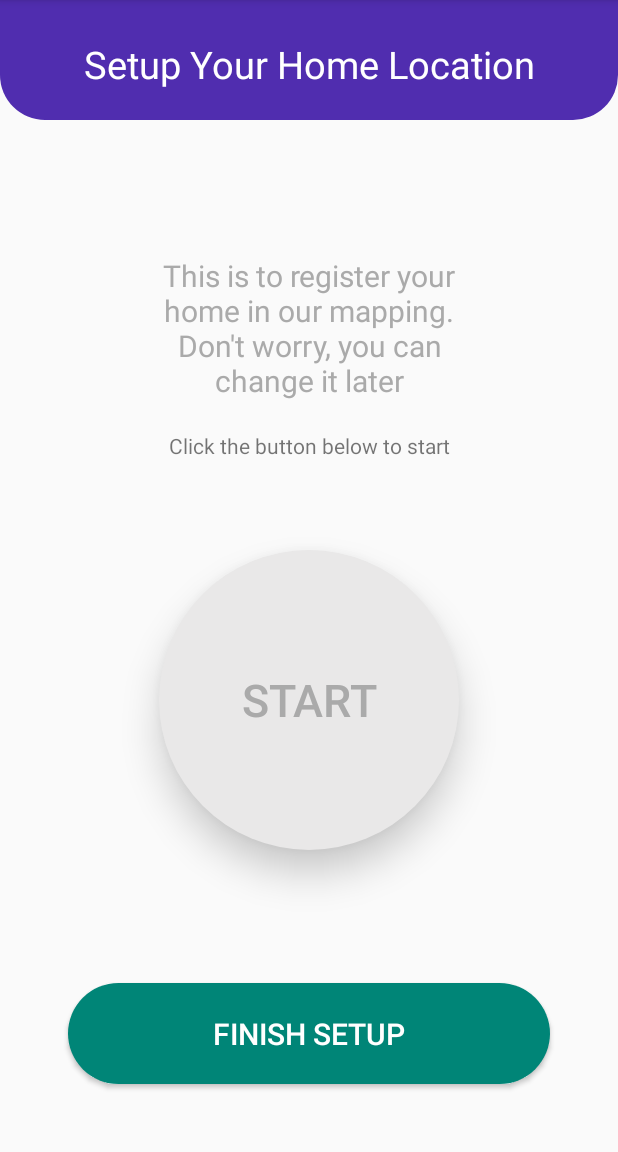
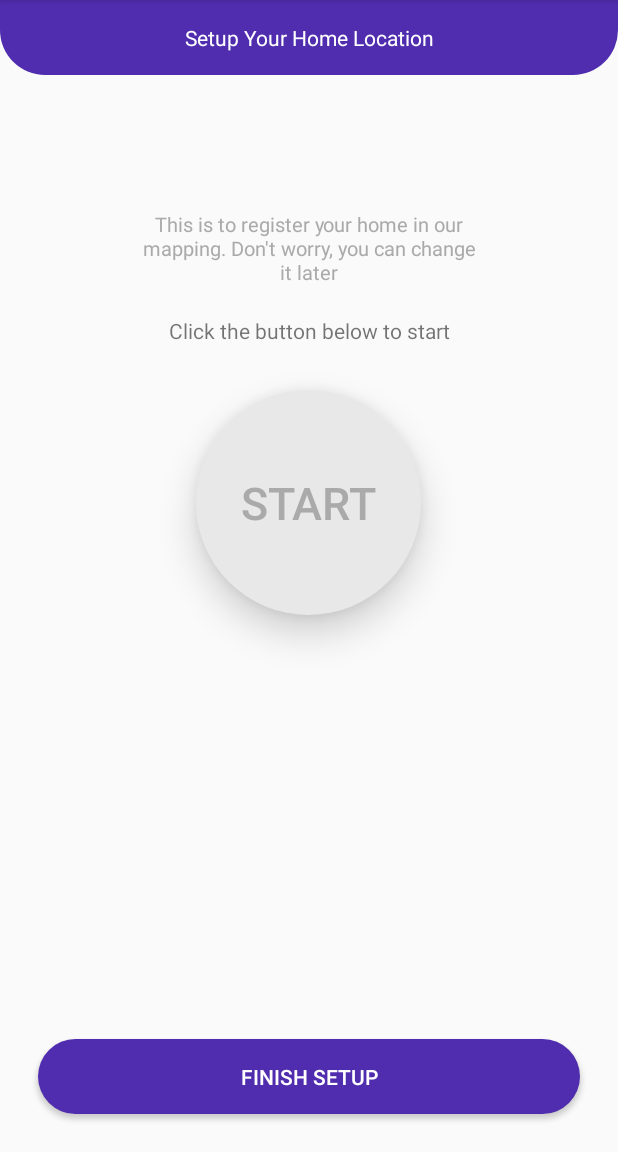
Before and after one commit to frimpongopoku/gallamsey-android-public, an Android app: the Location screen opened directly, with no data from a screen before it, on a phone screen of 412 x 824 dp, the part 84-1236 px from its top. Run offline under Robolectric (Android 15) with nearby library versions, the phone set to English and light mode, and no system bars.

```diff
--- a/app/src/main/java/com/pongo/zembe/Home.java
+++ b/app/src/main/java/com/pongo/zembe/Home.java
@@ -77,8 +77,8 @@ public class Home extends AppCompatActivity {
   };
 
   private void fillInTheBlankSpaces(){
-    desc.add("I am the first");
-    desc.add("I am the second");
+    desc.add("I am the first,I am the first,I am the first,I am the first,I am the first,I am the first");
+    desc.add("I am the second, I am the first, I am the first, I am the first,I am the first ,I am the first");
     desc.add("I am the third");
     profits.add("40");
     profits.add("20");
--- a/app/src/main/res/drawable/login_curtain.xml
+++ b/app/src/main/res/drawable/login_curtain.xml
@@ -3,8 +3,8 @@
 
     <solid android:color="#502DAF"/>
     <corners
-        android:bottomLeftRadius="100dp"
-        android:bottomRightRadius="100dp"
+        android:bottomLeftRadius="30dp"
+        android:bottomRightRadius="30dp"
         />
 
 </shape>
--- a/app/src/main/res/drawable/stroke_textbox.xml
+++ b/app/src/main/res/drawable/stroke_textbox.xml
@@ -3,4 +3,5 @@
 
 
     <stroke android:color="#BCE0FD" android:width="2dp" />
+    <corners android:radius="5dp" />
 </shape>
--- a/app/src/main/res/layout/activity_location.xml
+++ b/app/src/main/res/layout/activity_location.xml
@@ -9,37 +9,38 @@
   <View
     android:id="@+id/titlebar"
     android:layout_width="match_parent"
-      android:layout_height="80dp"
+    android:layout_height="50dp"
     android:background="@drawable/register_title_bar"></View>
 
   <TextView
     android:layout_width="match_parent"
     android:layout_height="wrap_content"
-      android:layout_marginTop="15dp"
+    android:layout_marginTop="5dp"
     android:padding="10dp"
     android:text="Setup Your Home Location"
     android:textAlignment="center"
     android:textColor="@android:color/white"
-      android:textSize="25sp" />
+    android:textSize="14sp" />
 
   <LinearLayout
-    android:paddingTop="70dp"
-      android:orientation="vertical"
     android:layout_width="match_parent"
     android:layout_height="match_parent"
-      android:layout_below="@+id/titlebar">
+    android:layout_below="@+id/titlebar"
+    android:orientation="vertical"
+    android:paddingTop="70dp">
+
     <TextView
-      android:textColor="@android:color/darker_gray"
+      android:layout_width="wrap_content"
 
+      android:layout_height="wrap_content"
+      android:layout_gravity="center_horizontal"
       android:layout_margin="20dp"
-      android:textSize="20sp"
-      android:textAlignment="center"
       android:paddingLeft="70dp"
       android:paddingRight="70dp"
       android:text="This is to register your home in our mapping. Don't worry, you can change it later"
-      android:layout_gravity="center_horizontal"
-      android:layout_width="wrap_content"
-      android:layout_height="wrap_content" />
+      android:textAlignment="center"
+      android:textColor="@android:color/darker_gray"
+      android:textSize="13sp" />
 
     <TextView
       android:layout_width="wrap_content"
@@ -52,32 +53,32 @@
       android:textSize="14sp" />
 
     <Button
-        android:stateListAnimator="@null"
-        android:layout_marginTop="60dp"
-        android:layout_gravity="center_horizontal"
-        android:elevation="15dp"
-        android:textSize="30sp"
-        android:textColor="@android:color/darker_gray"
-        android:text="Start"
-        android:height="200dp"
-        android:width="200dp"
       android:layout_width="wrap_content"
       android:layout_height="wrap_content"
-        android:background="@drawable/round_start_button" />
+      android:layout_gravity="center_horizontal"
+      android:layout_marginTop="30dp"
+      android:width="150dp"
+      android:height="150dp"
+      android:background="@drawable/round_start_button"
+      android:elevation="15dp"
+      android:stateListAnimator="@null"
+      android:text="Start"
+      android:textColor="@android:color/darker_gray"
+      android:textSize="30sp" />
 
   </LinearLayout>
 
   <Button
-    android:padding="20dp"
-   android:layout_margin="45dp"
-    android:textSize="20sp"
-    android:textColor="@android:color/white"
-    android:text="Finish Setup"
-    android:background="@drawable/finish_green_button_shape"
+    android:layout_width="match_parent"
+    android:layout_height="wrap_content"
     android:layout_alignParentBottom="true"
     android:layout_centerHorizontal="true"
-    android:layout_width="match_parent"
-    android:layout_height="wrap_content" />
+    android:layout_margin="25dp"
+    android:background="@drawable/login_button_shape"
+    android:padding="15dp"
+    android:text="Finish Setup"
+    android:textColor="@android:color/white"
+    android:textSize="14sp" />
 
 
 </RelativeLayout>
```
Also changed, not shown: app/src/main/java/com/pongo/zembe/HomeNewsMultiAdapter.java (added, +46 -0 lines), app/src/main/res/layout/activity_create_new_errand.xml (+9 -2 lines), app/src/main/res/layout/activity_login.xml (+17 -18 lines), app/src/main/res/layout/activity_register.xml (+26 -21 lines), app/src/main/res/layout/app_default_toolbar.xml (+5 -4 lines), app/src/main/res/layout/text_errand_card.xml (+4 -4 lines). Lines whose indentation alone changed are shown as unchanged.
